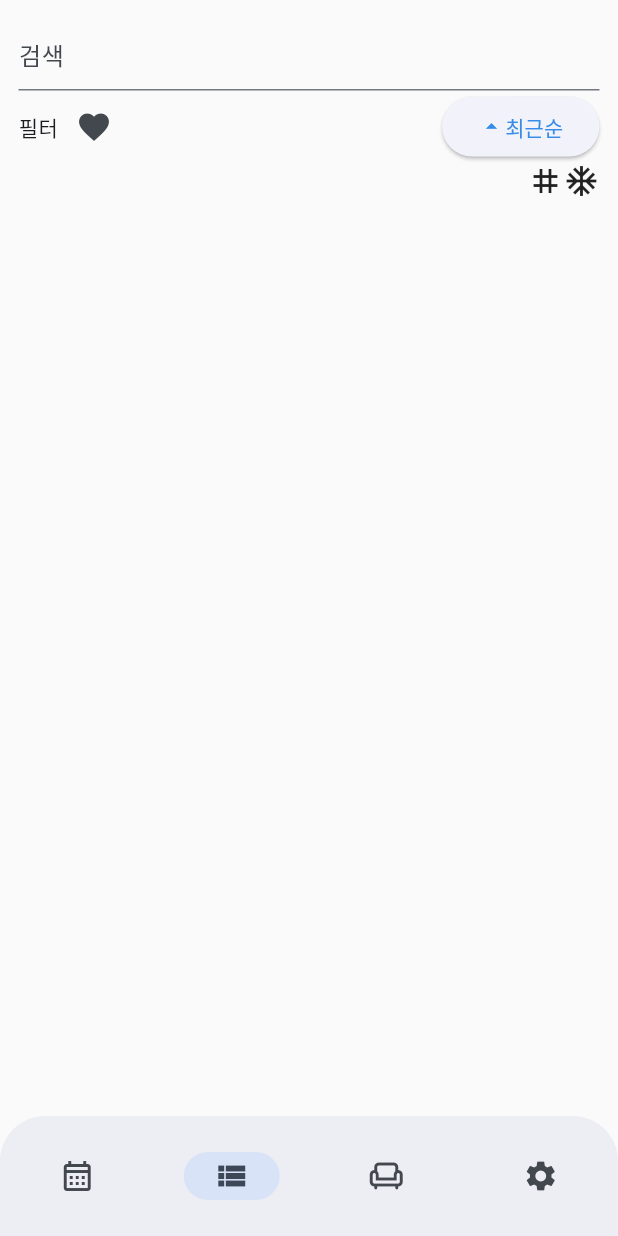
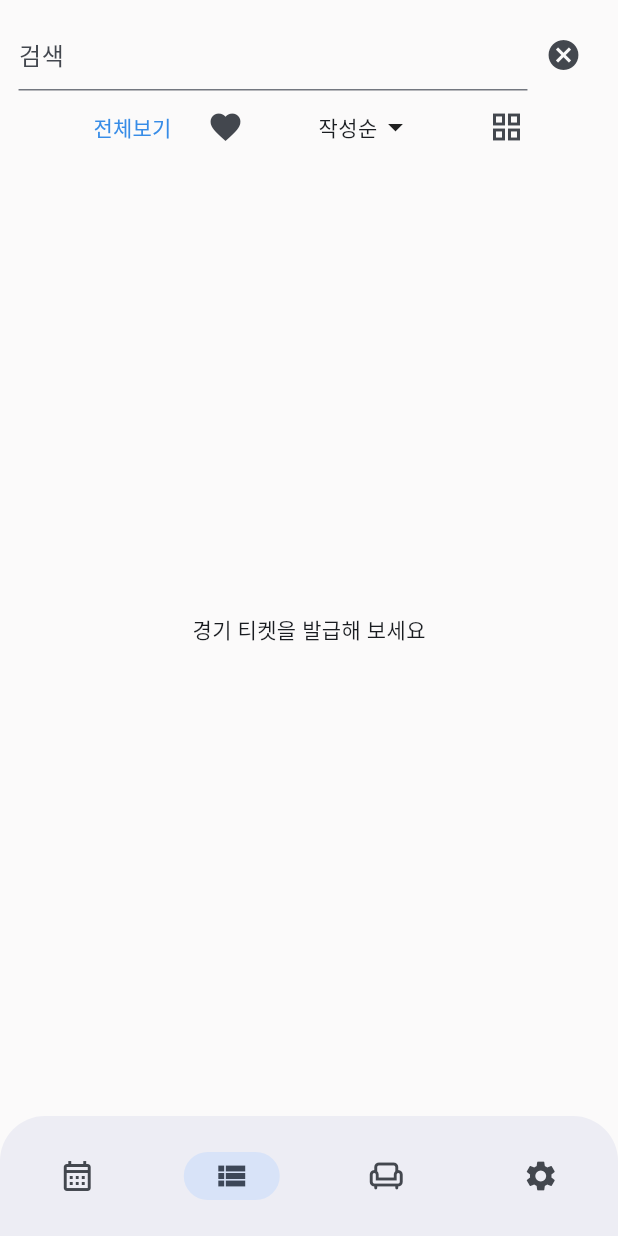
Before and after one commit to sangsu-yale/stikku_frontend, a Flutter app: the screen it shows after launch, item 2 of the bottom bar chosen, after a tap on the "favorite outline" icon, on a phone screen of 412 x 824 dp. Run offline on Flutter 3.47's test engine with Material 3 defaults, Android fonts, the phone set to English and light mode, and no system bars; our stand-ins replace device_preview, dio, flutter_speed_dial, get, google_sign_in, image_picker and 3 more; accounts and stored records are empty; generated files the repository leaves out were written again.

Commit message:
구현 : list page의 검색, 필터, 정렬, 리스트, 그리드, 즐찾 및 상태유지 기능

```diff
--- a/lib/controllers/list_top_search_controller.dart
+++ b/lib/controllers/list_top_search_controller.dart
@@ -5,97 +5,175 @@ import 'package:stikku_frontend/models/game_result_model.dart';
 import 'package:isar/isar.dart';
 import 'package:stikku_frontend/config/isar_db.dart';
 
+// 정렬순 옵션
+enum SortOption { writtenOrder, newestFirst, oldestFirst }
+
+// 필터 옵션
+enum FilterOption { all, teamSupport, live, home, won, lost }
+
+// 뷰 상태 옵션
+enum ViewOption { list, grid }
+
 class ListTopSearchController extends GetxController {
-  var searchText = ''.obs;
-  var filteredList = <GameResult>[].obs;
-  var isAscending = true.obs;
-  var isLoading = false.obs;
+  final Isar _isar;
+
+  ListTopSearchController() : _isar = Get.find<IsarDB>().isar;
+
+  // 검색어 입력
+  var searchQuery = ''.obs;
+
+  // 필터, 정렬, 뷰 변경 옵션
+  var sortOption = SortOption.writtenOrder.obs;
+  var filterOption = FilterOption.all.obs;
+  var viewOption = ViewOption.list.obs;
+
   var showFavoritesOnly = false.obs; // 즐겨찾기 필터 추가
   var favoriteIds = <int>[].obs; // 즐겨찾기 ID 목록
 
-  final Isar _isar;
-  late SharedPreferences _prefs;
+  var isLoading = false.obs;
 
-  ListTopSearchController() : _isar = Get.find<IsarDB>().isar;
+  // 티켓리스트
+  var ticketlist = <GameResult>[].obs;
 
+  // 티켓리스트 초기화
   @override
   void onInit() {
     super.onInit();
-    initPrefs().then((_) {
-      loadGameResults();
-      searchText.listen((value) {
-        filterList(value);
-      });
-    });
+    _loadPreferences();
+    loadGameResults();
   }
 
-  Future<void> initPrefs() async {
-    _prefs = await SharedPreferences.getInstance();
-    favoriteIds.value =
-        _prefs.getStringList('favorites')?.map(int.parse).toList() ?? [];
+  // fetch 티켓 리스트
+  Future<void> loadGameResults() async {
+    isLoading.value = true;
+
+    // 불러오기
+    final results = await _isar.gameResults.where().findAll();
+    results.sort((a, b) => b.createdAt.compareTo(a.createdAt));
+
+    // ticketlist 반영
+    ticketlist.assignAll(results);
+    isLoading.value = false;
   }
 
-  Future<void> loadGameResults() async {
-    isLoading.value = true;
-    final results = await _isar.gameResults.where().findAll();
-    results.sort((a, b) => b.createdAt.compareTo(a.createdAt));
-    filteredList.assignAll(results);
-    isLoading.value = false;
-    applyFavoriteFilter();
+  // 티켓 리스트 보임 방식
+  List<GameResult> get displayedTickets {
+    List<GameResult> filteredTickets = ticketlist;
+
+    // 좋아요 유무
+    if (showFavoritesOnly.value) {
+      filteredTickets =
+          filteredTickets.where((gameresult) => gameresult.isFavorite).toList();
+    }
+
+    // 검색
+    if (searchQuery.value.isNotEmpty) {
+      final queryLower = searchQuery.toLowerCase();
+      filteredTickets = filteredTickets
+          .where((ticket) =>
+              ticket.team1.toLowerCase().contains(queryLower) ||
+              ticket.team2.toLowerCase().contains(queryLower) ||
+              DateFormat('yyyy.MM.dd')
+                  .format(ticket.date)
+                  .contains(queryLower) ||
+              ticket.score1.toLowerCase().contains(queryLower) ||
+              ticket.score2.toLowerCase().contains(queryLower) ||
+              ticket.seatLocation.toLowerCase().contains(queryLower) ||
+              ticket.stadium.toLowerCase().contains(queryLower))
+          .toList();
+    }
+
+    // 정렬순
+    switch (sortOption.value) {
+      case SortOption.writtenOrder:
+        break; // 기본 정렬
+      case SortOption.newestFirst:
+        filteredTickets.sort((a, b) => b.date.compareTo(a.date));
+        break;
+      case SortOption.oldestFirst:
+        filteredTickets.sort((a, b) => a.date.compareTo(b.date));
+        break;
+    }
+
+    // 필터링
+    switch (filterOption.value) {
+      case FilterOption.all:
+        break;
+      case FilterOption.teamSupport:
+        filteredTickets = filteredTickets
+            .where((ticket) => ticket.team1IsMyTeam || ticket.team2IsMyTeam)
+            .toList();
+        break;
+      case FilterOption.live:
+        filteredTickets =
+            filteredTickets.where((ticket) => ticket.stadium != '집관').toList();
+        break;
+      case FilterOption.home:
+        filteredTickets =
+            filteredTickets.where((ticket) => ticket.stadium == '집관').toList();
+        break;
+      case FilterOption.won:
+        filteredTickets =
+            filteredTickets.where((ticket) => ticket.result == 'win').toList();
+        break;
+      case FilterOption.lost:
+        filteredTickets =
+            filteredTickets.where((ticket) => ticket.result == 'lose').toList();
+        break;
+    }
+
+    return filteredTickets;
   }
 
-  void updateSearchText(String text) {
-    searchText.value = text;
+// <!------------------ 뷰 변환 기능  -------------------->
+  void setViewOption(ViewOption option) {
+    viewOption.value = option;
   }
 
-  void filterList(String query) {
-    if (query.isEmpty) {
-      loadGameResults();
-    } else {
-      filteredList.value = filteredList.where((item) {
-        final queryLower = query.toLowerCase();
-        return item.team1.toLowerCase().contains(queryLower) ||
-            item.team2.toLowerCase().contains(queryLower) ||
-            DateFormat('yyyy.MM.dd').format(item.date).contains(queryLower) ||
-            item.stadium.toLowerCase().contains(queryLower) ||
-            item.seatLocation.toLowerCase().contains(queryLower);
-      }).toList();
-    }
-    applyFavoriteFilter();
+// <!------------------ 필터 기능  -------------------->
+  void setFilterOption(FilterOption option) {
+    filterOption.value = option;
+    _savePreferences();
   }
 
-  void sortByDate() {
-    isAscending.value = !isAscending.value;
-    filteredList.sort((a, b) {
-      return isAscending.value
-          ? a.date.compareTo(b.date)
-          : b.date.compareTo(a.date);
-    });
+// <!------------------ 최근순 오래된순 기능  -------------------->
+  void setSortOption(SortOption option) {
+    sortOption.value = option;
+    _savePreferences();
   }
 
-  void toggleFavorite(int id) {
-    if (favoriteIds.contains(id)) {
-      favoriteIds.remove(id);
-    } else {
-      favoriteIds.add(id);
-    }
-    _prefs.setStringList(
-        'favorites', favoriteIds.map((e) => e.toString()).toList());
-    applyFavoriteFilter();
+// <!------------------ 즐겨찾기 기능  -------------------->
+  // 즐겨찾기만 보이게 할까요?
+  void toggleShowFavoritesOnly() {
+    showFavoritesOnly.value = !showFavoritesOnly.value;
+    _savePreferences();
   }
 
-  void toggleFavoriteFilter() {
-    showFavoritesOnly.value = !showFavoritesOnly.value;
-    applyFavoriteFilter();
+  // 즐겨찾기 버튼 누르기
+  void toggleFavorite(int id) async {
+    await _isar.writeTxn(() async {
+      final gameResult = await _isar.gameResults.get(id);
+      if (gameResult != null) {
+        gameResult.isFavorite = !gameResult.isFavorite;
+        await _isar.gameResults.put(gameResult);
+      }
+    });
+    // 누른 후 반영
+    loadGameResults();
   }
 
-  void applyFavoriteFilter() {
-    if (showFavoritesOnly.value) {
-      filteredList.value =
-          filteredList.where((item) => favoriteIds.contains(item.id)).toList();
-    } else {
-      // 여기가 없는 거 같거든? 채워줄래? ㅠㅠ
-      // 나는 전체 목록이 보여지기를 원해
-    }
+//
+  void _savePreferences() async {
+    final prefs = await SharedPreferences.getInstance();
+    prefs.setBool('showFavoritesOnly', showFavoritesOnly.value);
+    prefs.setInt('sortOption', sortOption.value.index);
+    prefs.setInt('filterOption', filterOption.value.index);
+  }
+
+  void _loadPreferences() async {
+    final prefs = await SharedPreferences.getInstance();
+    showFavoritesOnly.value = prefs.getBool('showFavoritesOnly') ?? false;
+    sortOption.value = SortOption.values[prefs.getInt('sortOption') ?? 0];
+    filterOption.value = FilterOption.values[prefs.getInt('filterOption') ?? 0];
   }
 }
--- a/lib/models/game_result_model.dart
+++ b/lib/models/game_result_model.dart
@@ -32,6 +32,8 @@ class GameResult {
   List<String>? awayTeamLineup;
   String? food;
 
+  bool isFavorite = false;
+
   @Index()
   late DateTime createdAt;
 
--- a/lib/pages/list_page.dart
+++ b/lib/pages/list_page.dart
@@ -8,111 +8,147 @@ class ListPage extends StatelessWidget {
   final ListTopSearchController listTopSearchController =
       Get.put(ListTopSearchController());
   final isarController = Get.find<IsarService>();
+  final TextEditingController _controller = TextEditingController();
 
   ListPage({super.key});
-
   @override
   Widget build(BuildContext context) {
     return SafeArea(
-      child: FutureBuilder(
-        future: listTopSearchController.initPrefs(),
-        builder: (context, snapshot) {
-          if (snapshot.connectionState == ConnectionState.waiting) {
-            return const Center(child: CircularProgressIndicator());
-          } else if (snapshot.hasError) {
-            return Center(child: Text('Error: ${snapshot.error}'));
-          } else {
-            return Column(
+        child: Column(
       mainAxisAlignment: MainAxisAlignment.start,
+      children: <Widget>[
+        // 검색 ZONE
+
+        Row(
           children: [
-                // 검색 ZONE
-                TextField(
+            Expanded(
+              child: TextField(
+                controller: _controller,
                 decoration: const InputDecoration(
                   hintText: '검색',
                 ),
                 onChanged: (value) {
-                    listTopSearchController.updateSearchText(value);
+                  listTopSearchController.searchQuery.value = value;
                 },
+              ),
+            ),
+            IconButton(
+              onPressed: () {
+                _controller.clear();
+                listTopSearchController.searchQuery.value = '';
+              },
+              icon: const Icon(
+                Icons.cancel,
+              ),
+            )
+          ],
         ),
 
         // 필터 ZONE
         Row(
-                  mainAxisAlignment: MainAxisAlignment.spaceBetween,
+          mainAxisAlignment: MainAxisAlignment.spaceEvenly,
           crossAxisAlignment: CrossAxisAlignment.center,
           children: [
             Row(
               children: [
-                        const Text("필터"),
-                        Obx(() {
-                          return IconButton(
-                            icon: Icon(
+                // 필터 기능
+                Obx(
+                  () {
+                    return TextButton(
+                      child: Text(_getFilterOptionText(
+                          listTopSearchController.filterOption.value)),
+                      onPressed: () {
+                        _showFilterDialog(context);
+                      },
+                    );
+                  },
+                ),
+
+                // 즐겨찾기 On Off
+                IconButton(
+                  icon: Obx(() => Icon(
                         listTopSearchController.showFavoritesOnly.value
                             ? Icons.favorite
                             : Icons.favorite_border,
+                      )),
+                  onPressed: () {
+                    listTopSearchController.toggleShowFavoritesOnly();
+                  },
                 ),
-                            onPressed: () {
-                              listTopSearchController.toggleFavoriteFilter();
-                            },
-                          );
-                        }),
               ],
             ),
-                    Obx(() {
-                      return ElevatedButton(
-                        onPressed: () {
-                          listTopSearchController.sortByDate();
+            // 정렬 메뉴 버튼
+            Obx(
+              () => PopupMenuButton<SortOption>(
+                onSelected: (SortOption result) {
+                  listTopSearchController.setSortOption(result);
                 },
+                itemBuilder: (BuildContext context) =>
+                    <PopupMenuEntry<SortOption>>[
+                  const PopupMenuItem<SortOption>(
+                    value: SortOption.writtenOrder,
+                    child: Text('작성순'),
+                  ),
+                  const PopupMenuItem<SortOption>(
+                    value: SortOption.newestFirst,
+                    child: Text('최신순'),
+                  ),
+                  const PopupMenuItem<SortOption>(
+                    value: SortOption.oldestFirst,
+                    child: Text('오래된순'),
+                  ),
+                ],
                 child: Row(
                   children: [
-                            Icon(
-                              listTopSearchController.isAscending.value
-                                  ? Icons.arrow_drop_up_outlined
-                                  : Icons.arrow_drop_down_outlined,
-                            ),
-                            const Text("최근순")
+                    Text(_getSortOptionText(
+                        listTopSearchController.sortOption.value)),
+                    const Icon(Icons.arrow_drop_down),
                   ],
                 ),
+              ),
+            ),
+            // 화면 설정 버튼
+            IconButton(
+              icon: Obx(() => Icon(
+                    listTopSearchController.viewOption.value == ViewOption.list
+                        ? Icons.grid_view
+                        : Icons.list,
+                  )),
+              onPressed: () {
+                listTopSearchController.setViewOption(
+                  listTopSearchController.viewOption.value == ViewOption.list
+                      ? ViewOption.grid
+                      : ViewOption.list,
                 );
-                    }),
-                  ],
+              },
             ),
-
-                // 화면 설정 버튼
-                const Row(
-                  mainAxisAlignment: MainAxisAlignment.end,
-                  children: [
-                    Icon(Icons.grid_3x3),
-                    Icon(Icons.ac_unit_outlined),
           ],
         ),
 
         // 카드 리스트 ZONE
         Expanded(
-                  child: FutureBuilder(
-                    future: listTopSearchController.loadGameResults(),
-                    builder: (context, snapshot) {
-                      if (snapshot.connectionState == ConnectionState.waiting) {
-                        return const Center(child: CircularProgressIndicator());
-                      } else if (snapshot.hasError) {
-                        return Center(child: Text('Error: ${snapshot.error}'));
-                      } else {
-                        return Obx(() {
-                          final filterList =
-                              listTopSearchController.filteredList;
-                          return ListView.builder(
+          child: Obx(
+            () {
+              if (listTopSearchController.ticketlist.isEmpty) {
+                return const Center(
+                  child: Text('경기 티켓을 발급해 보세요'),
+                );
+              }
+
+              // <!------ 여기서부터 리스트 시작 ------>
+              final filterList = listTopSearchController.displayedTickets;
+              return listTopSearchController.viewOption.value == ViewOption.list
+                  ? ListView.builder(
                       itemCount: filterList.length,
                       itemBuilder: (context, index) {
                         final item = filterList[index];
-                              final isFavorite = listTopSearchController
-                                  .favoriteIds
-                                  .contains(item.id);
+
                         // 아이템 빌드 로직
                         return GestureDetector(
                           onTap: () async {
                             final gameResult = await isarController
                                 .getDetails(item.date.toLocal());
-                                  Get.toNamed('/details',
-                                      arguments: gameResult);
+                            Get.toNamed('/details', arguments: gameResult);
                           },
                           child: Container(
                             color: Colors.white,
@@ -150,12 +186,13 @@ class ListPage extends StatelessWidget {
                                     Row(
                                       children: [
                                         Text(item.result),
+                                        // 좋아요 유무
                                         IconButton(
                                           icon: Icon(
-                                                  isFavorite
+                                            item.isFavorite
                                                 ? Icons.favorite
                                                 : Icons.favorite_border,
-                                                  color: isFavorite
+                                            color: item.isFavorite
                                                 ? Colors.red
                                                 : null,
                                           ),
@@ -185,17 +222,97 @@ class ListPage extends StatelessWidget {
                           ),
                         );
                       },
+                    )
+                  : GridView.builder(
+                      gridDelegate:
+                          const SliverGridDelegateWithFixedCrossAxisCount(
+                        crossAxisCount: 2,
+                        childAspectRatio: 3 / 2,
+                      ),
+                      itemCount:
+                          listTopSearchController.displayedTickets.length,
+                      itemBuilder: (context, index) {
+                        final ticket =
+                            listTopSearchController.displayedTickets[index];
+                        return Card(
+                          child: GridTile(
+                            footer: IconButton(
+                              icon: Icon(
+                                ticket.isFavorite
+                                    ? Icons.favorite
+                                    : Icons.favorite_border,
+                                color: ticket.isFavorite ? Colors.red : null,
+                              ),
+                              onPressed: () {
+                                listTopSearchController
+                                    .toggleFavorite(ticket.id);
+                              },
+                            ),
+                            child: Text(ticket.result),
+                          ),
                         );
-                        });
-                      }
+                      },
+                    );
             },
           ),
         ),
       ],
+    ));
+  }
+}
+
+String _getSortOptionText(SortOption option) {
+  switch (option) {
+    case SortOption.writtenOrder:
+      return '작성순';
+    case SortOption.newestFirst:
+      return '최신순';
+    case SortOption.oldestFirst:
+      return '오래된순';
+  }
+}
+
+void _showFilterDialog(BuildContext context) {
+  final ListTopSearchController listTopSearchController = Get.find();
+  showDialog(
+    context: context,
+    builder: (BuildContext context) {
+      return AlertDialog(
+        title: const Text('필터 선택'),
+        content: Column(
+          mainAxisSize: MainAxisSize.min,
+          children: FilterOption.values.map((option) {
+            return Obx(() => RadioListTile<FilterOption>(
+                  title: Text(_getFilterOptionText(option)),
+                  value: option,
+                  groupValue: listTopSearchController.filterOption.value,
+                  onChanged: (FilterOption? value) {
+                    if (value != null) {
+                      listTopSearchController.setFilterOption(value);
+                      Navigator.of(context).pop();
+                    }
+                  },
+                ));
+          }).toList(),
+        ),
+      );
+    },
   );
 }
-        },
-      ),
-    );
+
+String _getFilterOptionText(FilterOption option) {
+  switch (option) {
+    case FilterOption.all:
+      return '전체보기';
+    case FilterOption.teamSupport:
+      return '응원팀만 보기';
+    case FilterOption.live:
+      return '직관만 보기';
+    case FilterOption.home:
+      return '집관만 보기';
+    case FilterOption.won:
+      return '이긴경기만 보기';
+    case FilterOption.lost:
+      return '진경기만 보기';
   }
 }
--- a/lib/pages/settings_page.dart
+++ b/lib/pages/settings_page.dart
@@ -27,20 +27,20 @@ class SettingsPage extends StatelessWidget {
                   color: Colors.amber,
                   child: Column(
                     children: [
-                      FutureBuilder<String>(
-                        future: getUUID(),
-                        builder: (context, snapshot) {
-                          if (snapshot.connectionState ==
-                              ConnectionState.waiting) {
-                            return const CircularProgressIndicator();
-                          } else if (snapshot.hasError) {
-                            return const Text('Error loading UUID');
-                          } else {
-                            return Text(snapshot.data?.substring(24, 36) ??
-                                'UUID not found');
-                          }
-                        },
-                      ),
+                      // FutureBuilder<String>(
+                      //   future: getUUID(),
+                      //   builder: (context, snapshot) {
+                      //     if (snapshot.connectionState ==
+                      //         ConnectionState.waiting) {
+                      //       return const CircularProgressIndicator();
+                      //     } else if (snapshot.hasError) {
+                      //       return const Text('Error loading UUID');
+                      //     } else {
+                      //       return Text(snapshot.data?.substring(24, 36) ??
+                      //           'UUID not found');
+                      //     }
+                      //   },
+                      // ),
                       TextButton(
                         onPressed: () {
                           Get.toNamed('/login');
```
Also changed, not shown: lib/controllers/write_form_controller.dart (+6 -1 lines), lib/pages/details_page.dart (+25 -4 lines), lib/utils/services/isar_service.dart (+39 -1 lines), lib/models/game_result_model.g.dart. Lines whose indentation alone changed are shown as unchanged.
